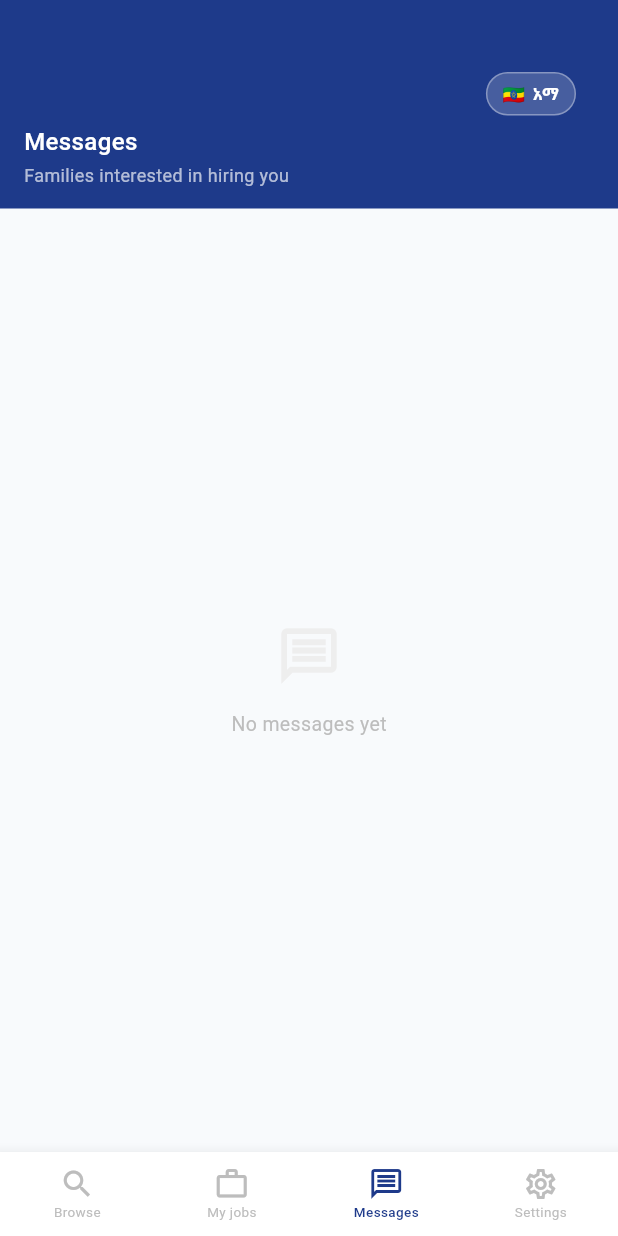
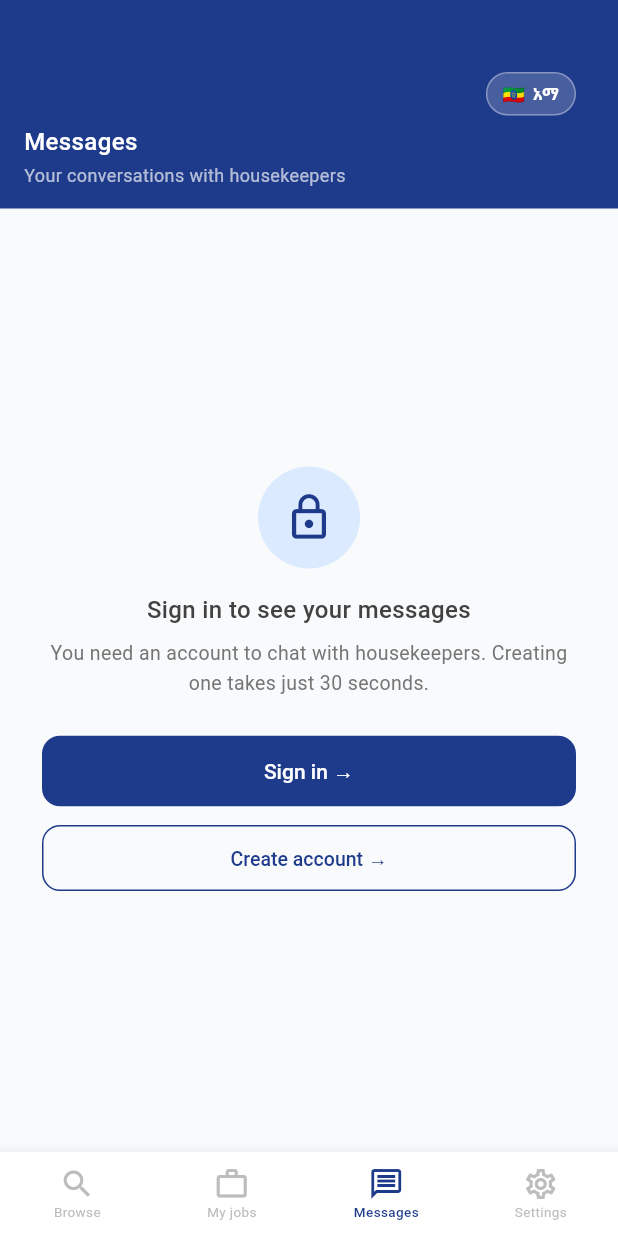
Before and after one commit to HomehelpBZ/homehelp_flutter, a Flutter app: the FamilyHomeScreen screen opened directly, item 3 of the bottom bar chosen, on a phone screen of 412 x 824 dp. Run offline on Flutter 3.47's test engine with Material 3 defaults, Android fonts, the phone set to English and light mode, and no system bars; our stand-ins replace cloud_firestore, firebase_auth, firebase_core, image_picker; accounts and stored records are empty.

Commit message:
Gate messaging for guests and send Create account straight to sign-up
- Guests on the Messages tab see a sign-in prompt instead of the list
- Guests tapping Send message on a housekeeper profile get a sign-in sheet
- Fix family Messages header (was the housekeeper subtitle)
- Create account / Sign in in guest prompts (Messages, My Jobs, Post Job)
  open family sign-up / sign-in directly; Back returns to where they were
- Fix Post Job guest buttons navigating with a disposed sheet context
- Add guest messaging tests

Co-Authored-By: Claude Opus 5.5 <noreply@anthropic.com>

```diff
--- a/lib/l10n/app_strings.dart
+++ b/lib/l10n/app_strings.dart
@@ -518,6 +518,15 @@ class AppStrings {
   String get guestPostJobSubtitle => isAmharic
       ? 'ሥራ መለጠፍ ነጻ ነው። መለያ መፍጠር 30 ሰከንድ ብቻ ይወስዳል።'
       : 'Posting a job is free. Creating an account takes just 30 seconds.';
+  String get guestMessagesTitle => isAmharic
+      ? 'መልዕክቶችዎን ለማየት ይግቡ'
+      : 'Sign in to see your messages';
+  String get guestMessagesSubtitle => isAmharic
+      ? 'ከቤት ሠራተኞች ጋር ለመወያየት መለያ ያስፈልጋል። መለያ መፍጠር 30 ሰከንድ ብቻ ይወስዳል።'
+      : 'You need an account to chat with housekeepers. Creating one takes just 30 seconds.';
+  String get familyMessagesSubtitle => isAmharic
+      ? 'ከቤት ሠራተኞች ጋር ያደረጓቸው ውይይቶች'
+      : 'Your conversations with housekeepers';
 // ── Guarantor ─────────────────────────────────────────────────────────────
   String get stepGuarantor => isAmharic ? 'ተያዥ (Guarantor)' : 'Guarantor (ተያዥ)';
   String get guarantorNote => isAmharic
--- a/lib/screens/family/family_home_screen.dart
+++ b/lib/screens/family/family_home_screen.dart
@@ -80,7 +80,7 @@ class _FamilyHomeScreenState extends State<FamilyHomeScreen> {
             children: [
               const BrowseScreen(showBackButton: false),
               MyJobsScreen(isGuest: widget.isGuest),
-              const FamilyMessagesScreen(),
+              FamilyMessagesScreen(isGuest: widget.isGuest),
               const FamilySettingsScreen(),
             ],
           ),
--- a/lib/screens/family/family_messages_screen.dart
+++ b/lib/screens/family/family_messages_screen.dart
@@ -6,23 +6,25 @@ import '../../l10n/language_provider.dart';
 import '../../models/housekeeper.dart';
 import '../../services/user_service.dart';
 import 'family_chat_screen.dart';
+import 'family_auth_screen.dart';
 
 class FamilyMessagesScreen extends StatefulWidget {
-  const FamilyMessagesScreen({super.key});
+  final bool isGuest;
+  const FamilyMessagesScreen({super.key, this.isGuest = false});
 
   @override
   State<FamilyMessagesScreen> createState() => _FamilyMessagesScreenState();
 }
 
 class _FamilyMessagesScreenState extends State<FamilyMessagesScreen> {
-  final _svc = UserService();
+  late final _svc = UserService(); // lazy: guests never touch Firebase
   List<Map<String, dynamic>> _chats = [];
   bool _loading = true;
 
   @override
   void initState() {
     super.initState();
-    _load();
+    if (!widget.isGuest) _load();
   }
 
   Future<void> _load() async {
@@ -75,14 +77,16 @@ class _FamilyMessagesScreenState extends State<FamilyMessagesScreen> {
                       style: const TextStyle(
                           color: Colors.white, fontSize: 16, fontWeight: FontWeight.w500)),
                   const SizedBox(height: 2),
-                  Text(s.familiesInterested,
+                  Text(s.familyMessagesSubtitle,
                       style: const TextStyle(color: Color(0xAAFFFFFF), fontSize: 12)),
                 ],
               ),
             ),
           ),
           Expanded(
-            child: _loading
+            child: widget.isGuest
+                ? const GuestMessagesPrompt()
+                : _loading
                 ? const Center(child: CircularProgressIndicator())
                 : _chats.isEmpty
                     ? Center(
@@ -173,3 +177,73 @@ class _FamilyMessagesScreenState extends State<FamilyMessagesScreen> {
     );
   }
 }
+// ── Guest prompt: messaging needs an account ─────────────────────────────────
+// Fills the Messages tab for guests, or shows as a sheet (see below).
+class GuestMessagesPrompt extends StatelessWidget {
+  final bool inSheet; // close the sheet before opening sign-in / sign-up
+  const GuestMessagesPrompt({super.key, this.inSheet = false});
+
+  void _open(BuildContext context, Widget screen) {
+    final navigator = Navigator.of(context);
+    if (inSheet) navigator.pop();
+    navigator.push(MaterialPageRoute(builder: (_) => screen));
+  }
+
+  @override
+  Widget build(BuildContext context) {
+    final s = LanguageProvider.strings(context);
+    final content = Padding(
+      padding: const EdgeInsets.all(28),
+      child: Column(
+        mainAxisSize: inSheet ? MainAxisSize.min : MainAxisSize.max,
+        mainAxisAlignment: MainAxisAlignment.center,
+        children: [
+          Container(
+            width: 68, height: 68,
+            decoration: const BoxDecoration(color: AppTheme.primaryLight, shape: BoxShape.circle),
+            child: const Icon(Icons.lock_outline, size: 34, color: AppTheme.primary),
+          ),
+          const SizedBox(height: 16),
+          Text(s.guestMessagesTitle,
+              style: const TextStyle(fontSize: 16, fontWeight: FontWeight.w500, color: AppTheme.grey800),
+              textAlign: TextAlign.center),
+          const SizedBox(height: 8),
+          Text(s.guestMessagesSubtitle,
+              style: const TextStyle(fontSize: 13, color: AppTheme.grey600, height: 1.5),
+              textAlign: TextAlign.center),
+          const SizedBox(height: 24),
+          SizedBox(
+            width: double.infinity,
+            child: ElevatedButton(
+              onPressed: () => _open(context, const FamilySignInScreen()),
+              child: Text(s.signInBtn),
+            ),
+          ),
+          const SizedBox(height: 10),
+          SizedBox(
+            width: double.infinity,
+            child: OutlinedButton(
+              onPressed: () => _open(context, const FamilySignUpScreen()),
+              child: Text(s.createAccount),
+            ),
+          ),
+        ],
+      ),
+    );
+    return inSheet
+        ? SafeArea(child: SingleChildScrollView(child: content))
+        : Center(child: content);
+  }
+}
+
+// Shown when a guest tries to message, e.g. from a housekeeper's profile.
+Future<void> showGuestMessagesSheet(BuildContext context) {
+  return showModalBottomSheet(
+    context: context,
+    isScrollControlled: true, // size to content, not half the screen
+    backgroundColor: Colors.white,
+    shape: const RoundedRectangleBorder(
+        borderRadius: BorderRadius.vertical(top: Radius.circular(20))),
+    builder: (_) => const GuestMessagesPrompt(inSheet: true),
+  );
+}
--- a/lib/screens/family/hk_detail_screen.dart
+++ b/lib/screens/family/hk_detail_screen.dart
@@ -5,6 +5,8 @@ import '../../widgets/shared_widgets.dart';
 import '../../l10n/language_provider.dart';
 import '../../models/housekeeper.dart';
 import 'family_chat_screen.dart';
+import 'family_messages_screen.dart';
+import '../../services/auth_service.dart';
 
 class HkDetailScreen extends StatefulWidget {
   final String? uid;
@@ -343,8 +345,11 @@ class _HkDetailScreenState extends State<HkDetailScreen> {
                         icon: const Icon(Icons.message_outlined, size: 14),
                         label: Text(s.sendMessage),
                         // Chat with the housekeeper shown on this screen.
+                        // Guests are asked to sign in first.
                         onPressed: widget.hk == null && widget.uid == null
                             ? null
+                            : !AuthService.isSignedIn
+                            ? () => showGuestMessagesSheet(context)
                             : () => Navigator.push(
                                 context,
                                 MaterialPageRoute(
```
Also changed, not shown: lib/screens/family/family_auth_screen.dart (+5 -5 lines), lib/screens/family/my_jobs_screen.dart (+4 -6 lines), lib/screens/family/post_job_screen.dart (+12 -16 lines), lib/services/auth_service.dart (+14 -0 lines), 1 other file.
